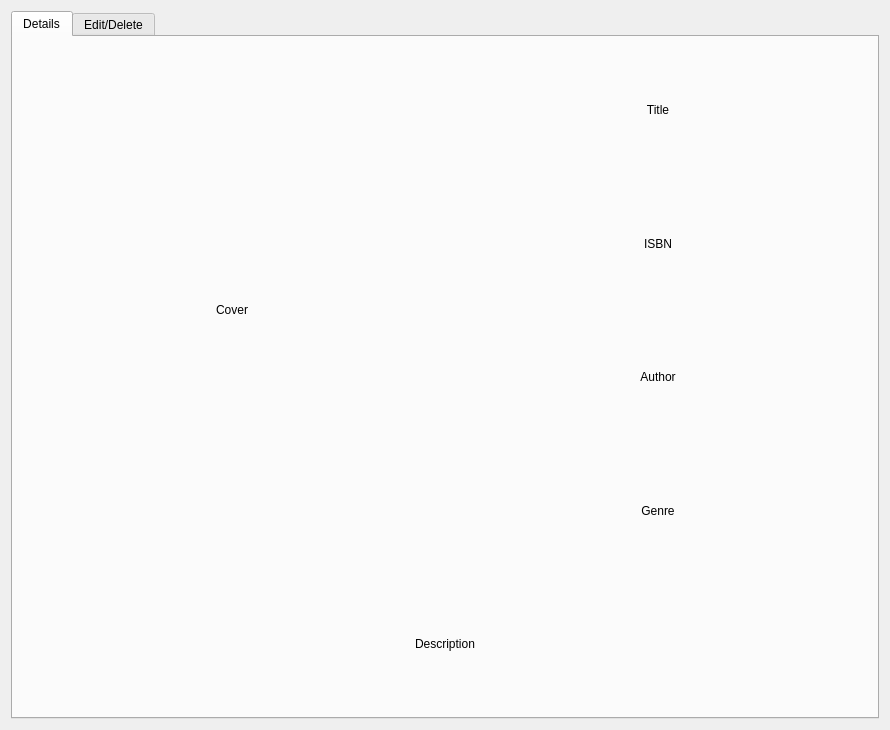
Old version of the form book_management_system/assets/XML/book_window.ui in the repository nisaia/P-yQt-ersonal-management-system.
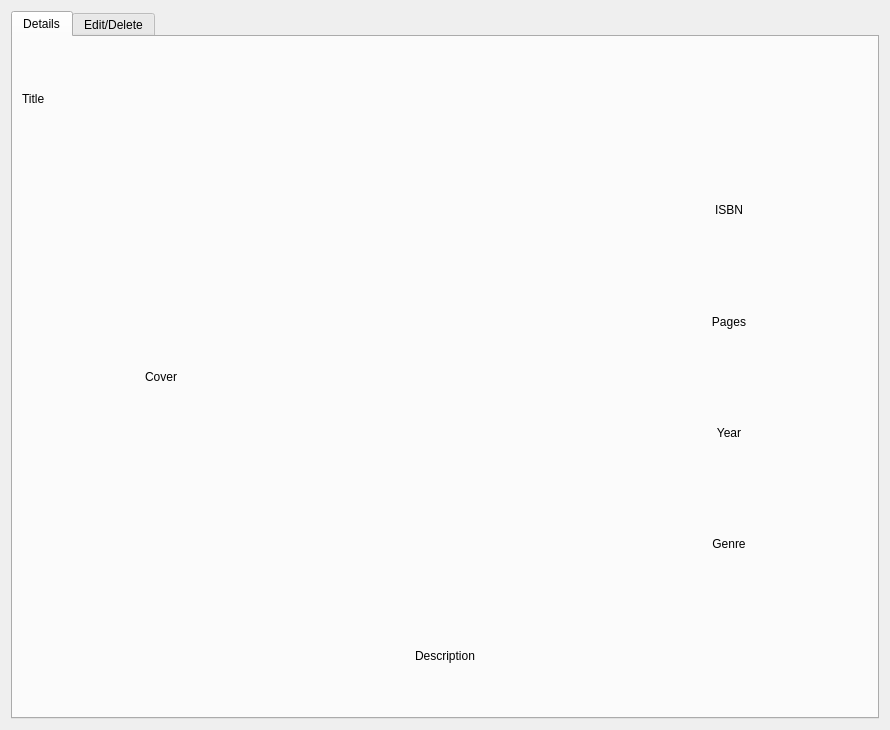
New version of the form.

The edit to the form file:
```diff
--- a/book_management_system/assets/XML/book_window.ui
+++ b/book_management_system/assets/XML/book_window.ui
@@ -24,27 +24,47 @@
        <string>Details</string>
       </attribute>
       <layout class="QGridLayout" name="gridLayout">
+       <item row="1" column="0" rowspan="4">
+        <widget class="QLabel" name="bookCover_label">
+         <property name="text">
+          <string>Cover</string>
+         </property>
+         <property name="alignment">
+          <set>Qt::AlignCenter</set>
+         </property>
+        </widget>
+       </item>
        <item row="1" column="1">
-        <widget class="QLabel" name="bookIsbn_label">
+        <widget class="QLabel" name="bookIsbnIcon_label">
          <property name="text">
-          <string>ISBN</string>
+          <string/>
          </property>
          <property name="alignment">
           <set>Qt::AlignCenter</set>
          </property>
         </widget>
        </item>
-       <item row="3" column="1">
-        <widget class="QLabel" name="bookGenre_label">
+       <item row="2" column="1">
+        <widget class="QLabel" name="bookPagesIcon_label">
          <property name="text">
-          <string>Genre</string>
+          <string/>
          </property>
          <property name="alignment">
           <set>Qt::AlignCenter</set>
          </property>
         </widget>
        </item>
-       <item row="4" column="0" colspan="2">
+       <item row="2" column="2">
+        <widget class="QLabel" name="bookPages_label_2">
+         <property name="text">
+          <string>Pages</string>
+         </property>
+         <property name="alignment">
+          <set>Qt::AlignCenter</set>
+         </property>
+        </widget>
+       </item>
+       <item row="5" column="0" colspan="3">
         <widget class="QLabel" name="bookDescription_label">
          <property name="text">
           <string>Description</string>
@@ -54,33 +74,60 @@
          </property>
         </widget>
        </item>
-       <item row="0" column="1">
+       <item row="3" column="2">
+        <widget class="QLabel" name="bookYear_label_2">
+         <property name="text">
+          <string>Year</string>
+         </property>
+         <property name="alignment">
+          <set>Qt::AlignCenter</set>
+         </property>
+        </widget>
+       </item>
+       <item row="0" column="0" colspan="3">
         <widget class="QLabel" name="bookTitle_label">
          <property name="text">
           <string>Title</string>
          </property>
          <property name="alignment">
+          <set>Qt::AlignLeading|Qt::AlignLeft|Qt::AlignVCenter</set>
+         </property>
+        </widget>
+       </item>
+       <item row="1" column="2">
+        <widget class="QLabel" name="bookIsbn_label">
+         <property name="text">
+          <string>ISBN</string>
+         </property>
+         <property name="alignment">
           <set>Qt::AlignCenter</set>
          </property>
         </widget>
        </item>
-       <item row="2" column="1">
-        <widget class="QLabel" name="bookAuthor_label">
+       <item row="3" column="1">
+        <widget class="QLabel" name="bookYearIcon_label">
          <property name="text">
-          <string>Author</string>
+          <string/>
          </property>
          <property name="alignment">
           <set>Qt::AlignCenter</set>
          </property>
-         <property name="textInteractionFlags">
-          <set>Qt::LinksAccessibleByMouse</set>
+        </widget>
+       </item>
+       <item row="4" column="2">
+        <widget class="QLabel" name="bookGenre_label">
+         <property name="text">
+          <string>Genre</string>
          </property>
+         <property name="alignment">
+          <set>Qt::AlignCenter</set>
+         </property>
         </widget>
        </item>
-       <item row="0" column="0" rowspan="4">
-        <widget class="QLabel" name="bookCover_label">
+       <item row="4" column="1">
+        <widget class="QLabel" name="bookGenreIcon_label">
          <property name="text">
-          <string>Cover</string>
+          <string/>
          </property>
          <property name="alignment">
           <set>Qt::AlignCenter</set>
```
Left out of the diff: 48 changed lines with no effect on the pictures.
